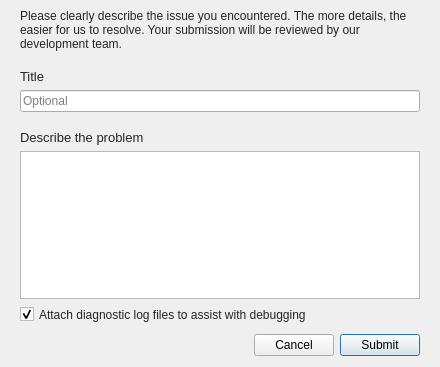
First picture: the form in src/MEGASync/gui/win/BugReportDialog.ui, repository meganz/MEGAsync, before the edit.
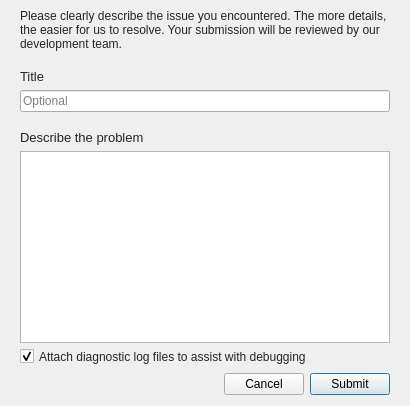
Second picture: the form after the edit.

Commit message: fix bug report dialog flickering in windows

The edit to the form file:
```diff
--- a/src/MEGASync/gui/win/BugReportDialog.ui
+++ b/src/MEGASync/gui/win/BugReportDialog.ui
@@ -2,25 +2,11 @@
 <ui version="4.0">
  <class>BugReportDialog</class>
  <widget class="QDialog" name="BugReportDialog">
-  <property name="geometry">
-   <rect>
-    <x>0</x>
-    <y>0</y>
-    <width>440</width>
-    <height>367</height>
-   </rect>
-  </property>
-  <property name="minimumSize">
-   <size>
-    <width>440</width>
-    <height>367</height>
-   </size>
-  </property>
-  <property name="maximumSize">
-   <size>
-    <width>440</width>
-    <height>367</height>
-   </size>
+  <property name="sizePolicy">
+   <sizepolicy hsizetype="Fixed" vsizetype="Preferred">
+    <horstretch>0</horstretch>
+    <verstretch>0</verstretch>
+   </sizepolicy>
   </property>
   <property name="windowTitle">
    <string>Bug report</string>
@@ -175,7 +161,7 @@
            <property name="sizeHint" stdset="0">
             <size>
              <width>1</width>
-             <height>20</height>
+             <height>1</height>
             </size>
            </property>
           </spacer>
@@ -202,8 +188,8 @@
         </property>
         <property name="sizeHint" stdset="0">
          <size>
-          <width>219</width>
-          <height>20</height>
+          <width>1</width>
+          <height>1</height>
          </size>
         </property>
        </spacer>
```
